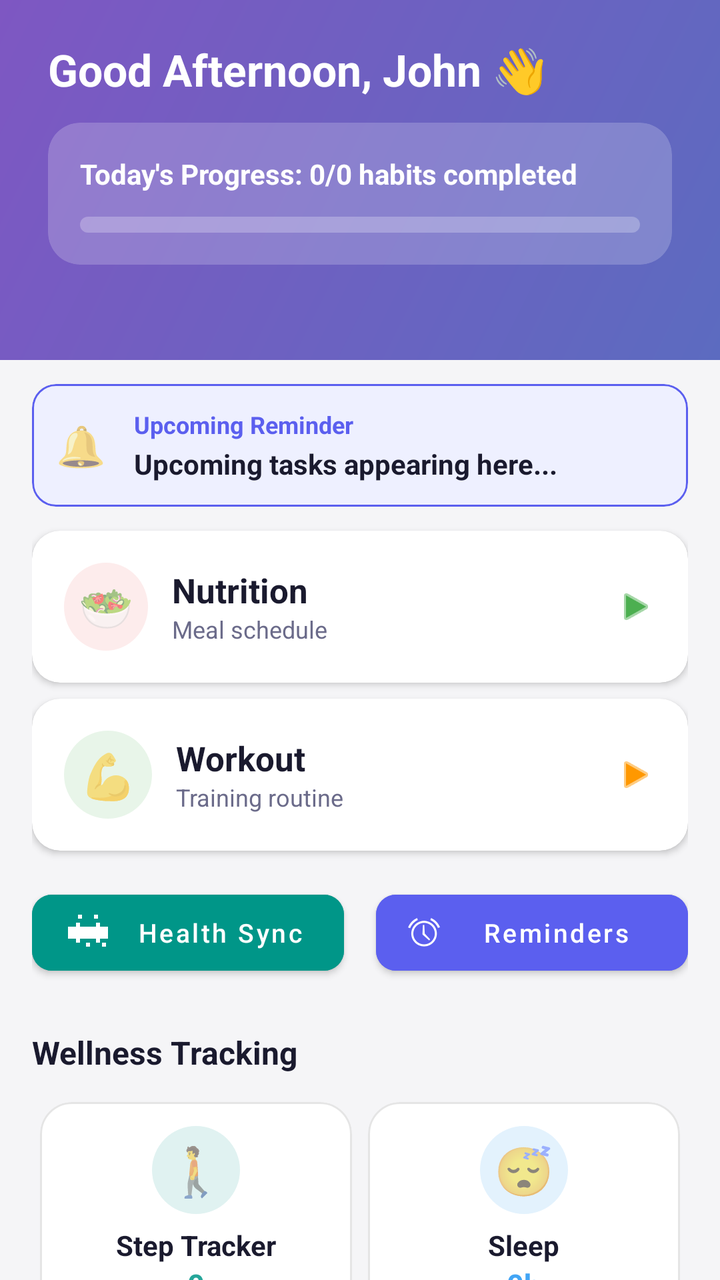
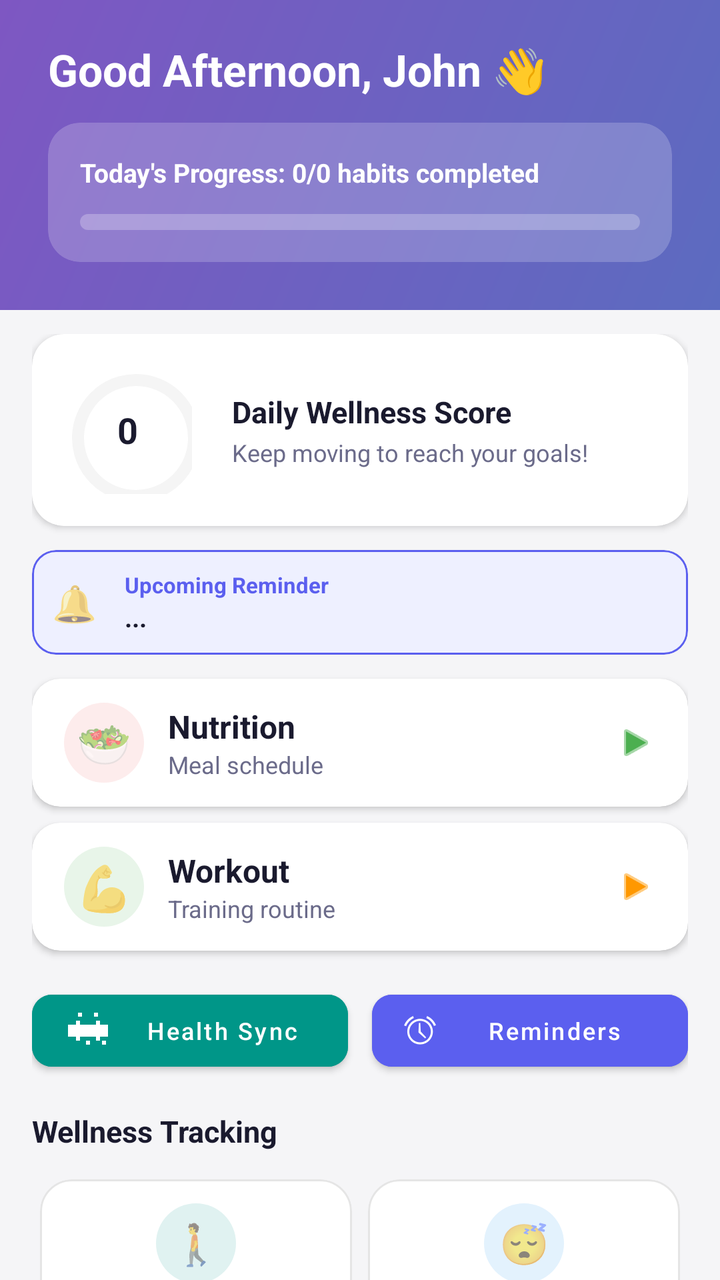

The first picture is an Android layout as it rendered before a commit; the second is the same layout after the commit. The layout source and the unified diff follow.
<!-- AndroidManifest.xml: application theme Theme.DailyRoutine -->
<!-- res/layout/activity_main.xml -->
<?xml version="1.0" encoding="utf-8"?>
<androidx.coordinatorlayout.widget.CoordinatorLayout xmlns:android="http://schemas.android.com/apk/res/android"
    xmlns:app="http://schemas.android.com/apk/res-auto"
    android:layout_width="match_parent"
    android:layout_height="match_parent"
    android:background="@color/bgPage">

    <com.google.android.material.appbar.AppBarLayout
        android:layout_width="match_parent"
        android:layout_height="wrap_content"
        android:background="@android:color/transparent"
        app:elevation="0dp">

        <LinearLayout
            android:layout_width="match_parent"
            android:layout_height="180dp"
            android:orientation="vertical"
            android:paddingHorizontal="24dp"
            android:paddingTop="20dp"
            android:background="@drawable/bg_home_header">

            <TextView
                android:id="@+id/tvGreeting"
                android:layout_width="wrap_content"
                android:layout_height="wrap_content"
                android:text="Good Afternoon, John 👋"
                android:textSize="22sp"
                android:textStyle="bold"
                android:textColor="@android:color/white" />

            <com.google.android.material.card.MaterialCardView
                android:id="@+id/cardProgress"
                android:layout_width="match_parent"
                android:layout_height="wrap_content"
                android:layout_marginTop="12dp"
                app:cardCornerRadius="16dp"
                app:cardElevation="0dp"
                app:cardBackgroundColor="#33FFFFFF"
                android:clickable="true"
                android:focusable="true"
                app:rippleColor="#4DFFFFFF">

                <LinearLayout
                    android:layout_width="match_parent"
                    android:layout_height="wrap_content"
                    android:orientation="vertical"
                    android:padding="16dp">

                    <TextView
                        android:id="@+id/tvHabitProgress"
                        android:layout_width="wrap_content"
                        android:layout_height="wrap_content"
                        android:text="Today's Progress: 0/0 habits completed"
                        android:textColor="@android:color/white"
                        android:textSize="14sp"
                        android:textStyle="bold" />

                    <com.google.android.material.progressindicator.LinearProgressIndicator
                        android:id="@+id/progressHabits"
                        android:layout_width="match_parent"
                        android:layout_height="wrap_content"
                        android:layout_marginTop="12dp"
                        android:progress="0"
                        app:trackColor="#40FFFFFF"
                        app:indicatorColor="@android:color/white"
                        app:trackThickness="8dp"
                        app:trackCornerRadius="4dp" />

                </LinearLayout>
            </com.google.android.material.card.MaterialCardView>

        </LinearLayout>

    </com.google.android.material.appbar.AppBarLayout>

    <androidx.core.widget.NestedScrollView
        android:layout_width="match_parent"
        android:layout_height="match_parent"
        android:fillViewport="true"
        app:layout_behavior="@string/appbar_scrolling_view_behavior">

        <LinearLayout
            android:layout_width="match_parent"
            android:layout_height="wrap_content"
            android:orientation="vertical"
            android:paddingHorizontal="16dp"
            android:paddingTop="12dp"
            android:paddingBottom="24dp">

            
            <com.google.android.material.card.MaterialCardView
                android:id="@+id/cardUpcoming"
                android:layout_width="match_parent"
                android:layout_height="wrap_content"
                android:layout_marginBottom="12dp"
                app:cardCornerRadius="12dp"
                app:cardElevation="1dp"
                app:cardBackgroundColor="@color/primaryLight"
                app:strokeWidth="1dp"
                app:strokeColor="@color/primary">
                <LinearLayout
                    android:layout_width="match_parent"
                    android:layout_height="wrap_content"
                    android:padding="12dp"
                    android:gravity="center_vertical"
                    android:orientation="horizontal">
                    <TextView android:layout_width="wrap_content" android:layout_height="wrap_content" android:text="🔔" android:textSize="20sp"/>
                    <LinearLayout android:layout_width="0dp" android:layout_height="wrap_content" android:layout_weight="1" android:layout_marginStart="14dp" android:orientation="vertical">
                        <TextView android:layout_width="wrap_content" android:layout_height="wrap_content" android:text="Upcoming Reminder" android:textSize="12sp" android:textStyle="bold" android:textColor="@color/primary"/>
                        <TextView android:id="@+id/tvUpcomingText" android:layout_width="wrap_content" android:layout_height="wrap_content" android:text="Upcoming tasks appearing here..." android:textSize="14sp" android:textStyle="bold" android:textColor="@color/textPrimary" android:layout_marginTop="2dp"/>
                    </LinearLayout>
                </LinearLayout>
            </com.google.android.material.card.MaterialCardView>

            
            <com.google.android.material.card.MaterialCardView
                android:id="@+id/cardDiet"
                android:layout_width="match_parent"
                android:layout_height="76dp"
                android:layout_marginBottom="8dp"
                app:cardCornerRadius="14dp"
                app:cardElevation="2dp"
                app:cardBackgroundColor="@color/cardBg"
                app:rippleColor="@color/healthNutrition">
                <LinearLayout android:layout_width="match_parent" android:layout_height="match_parent" android:orientation="horizontal" android:paddingHorizontal="16dp" android:gravity="center_vertical">
                    <TextView android:layout_width="42dp" android:layout_height="44dp" android:text="🥗" android:textSize="22sp" android:gravity="center" android:background="@drawable/bg_circle_diet"/>
                    <LinearLayout android:layout_width="0dp" android:layout_height="wrap_content" android:layout_weight="1" android:layout_marginStart="12dp" android:orientation="vertical">
                        <TextView android:layout_width="wrap_content" android:layout_height="wrap_content" android:text="Nutrition" android:textSize="17sp" android:textStyle="bold" android:textColor="@color/textPrimary"/>
                        <TextView android:layout_width="wrap_content" android:layout_height="wrap_content" android:text="Meal schedule" android:textSize="12sp" android:textColor="@color/textSecondary"/>
                    </LinearLayout>
                    <ImageView android:layout_width="20dp" android:layout_height="20dp" android:src="@android:drawable/ic_media_play" app:tint="@color/healthNutrition" android:contentDescription="Open Nutrition"/>
                </LinearLayout>
            </com.google.android.material.card.MaterialCardView>

            <com.google.android.material.card.MaterialCardView
                android:id="@+id/cardWorkout"
                android:layout_width="match_parent"
                android:layout_height="76dp"
                android:layout_marginBottom="16dp"
                app:cardCornerRadius="14dp"
                app:cardElevation="2dp"
                app:cardBackgroundColor="@color/cardBg"
                app:rippleColor="@color/healthWorkout">
                <LinearLayout android:layout_width="match_parent" android:layout_height="match_parent" android:orientation="horizontal" android:paddingHorizontal="16dp" android:gravity="center_vertical">
                    <TextView android:layout_width="44dp" android:layout_height="44dp" android:text="💪" android:textSize="22sp" android:gravity="center" android:background="@drawable/bg_circle_workout"/>
                    <LinearLayout android:layout_width="0dp" android:layout_height="wrap_content" android:layout_weight="1" android:layout_marginStart="12dp" android:orientation="vertical">
                        <TextView android:layout_width="wrap_content" android:layout_height="wrap_content" android:text="Workout" android:textSize="17sp" android:textStyle="bold" android:textColor="@color/textPrimary"/>
                        <TextView android:layout_width="wrap_content" android:layout_height="wrap_content" android:text="Training routine" android:textSize="12sp" android:textColor="@color/textSecondary"/>
                    </LinearLayout>
                    <ImageView android:layout_width="20dp" android:layout_height="20dp" android:src="@android:drawable/ic_media_play" app:tint="@color/healthWorkout" android:contentDescription="Open Workout"/>
                </LinearLayout>
            </com.google.android.material.card.MaterialCardView>

            
            <LinearLayout
                android:layout_width="match_parent"
                android:layout_height="wrap_content"
                android:orientation="horizontal"
                android:layout_marginBottom="24dp">

                <com.google.android.material.button.MaterialButton
                    android:id="@+id/btnHealthSync"
                    android:layout_width="0dp"
                    android:layout_height="50dp"
                    android:layout_weight="1"
                    android:text="Health Sync"
                    app:icon="@drawable/ic_fitness_center"
                    app:iconTint="@android:color/white"
                    android:backgroundTint="@color/healthSync"
                    android:textColor="@android:color/white"
                    android:textSize="13sp"
                    android:textAllCaps="false"
                    app:cornerRadius="10dp"/>

                <Space android:layout_width="16dp" android:layout_height="wrap_content"/>

                <com.google.android.material.button.MaterialButton
                    android:id="@+id/btnReminders"
                    android:layout_width="0dp"
                    android:layout_height="50dp"
                    android:layout_weight="1"
                    android:text="Reminders"
                    app:icon="@android:drawable/ic_lock_idle_alarm"
                    android:backgroundTint="@color/primary"
                    android:textColor="@android:color/white"
                    android:textSize="13sp"
                    android:textAllCaps="false"
                    app:cornerRadius="10dp"/>
            </LinearLayout>

            
            <TextView
                android:layout_width="wrap_content"
                android:layout_height="wrap_content"
                android:text="Wellness Tracking"
                android:textSize="16sp"
                android:textStyle="bold"
                android:textColor="@color/textPrimary"
                android:layout_marginBottom="10dp"/>

            <GridLayout
                android:layout_width="match_parent"
                android:layout_height="wrap_content"
                android:columnCount="2"
                android:alignmentMode="alignMargins"
                android:columnOrderPreserved="false">

                
                <com.google.android.material.card.MaterialCardView
                    android:id="@+id/cardWalking"
                    android:layout_width="0dp"
                    android:layout_height="110dp"
                    android:layout_columnWeight="1"
                    android:layout_margin="4dp"
                    app:cardCornerRadius="16dp"
                    app:cardElevation="0dp"
                    app:strokeWidth="1dp"
                    app:strokeColor="#1A000000"
                    app:cardBackgroundColor="@color/cardBg"
                    android:clickable="true"
                    android:focusable="true">
                    <LinearLayout android:layout_width="match_parent" android:layout_height="match_parent" android:orientation="vertical" android:padding="12dp" android:gravity="center">
                        <TextView android:layout_width="44dp" android:layout_height="44dp" android:text="🚶" android:textSize="24sp" android:gravity="center" android:background="@drawable/bg_circle_walking"/>
                        <TextView android:layout_width="wrap_content" android:layout_height="wrap_content" android:layout_marginTop="6dp" android:text="Step Tracker" android:textStyle="bold" android:textSize="14sp" android:textColor="@color/textPrimary"/>
                        <TextView android:id="@+id/tvValSteps" android:layout_width="wrap_content" android:layout_height="wrap_content" android:text="0" android:textSize="15sp" android:textStyle="bold" android:textColor="@color/healthWalking"/>
                    </LinearLayout>
                </com.google.android.material.card.MaterialCardView>

                
                <com.google.android.material.card.MaterialCardView
                    android:id="@+id/cardSleep"
                    android:layout_width="0dp"
                    android:layout_height="110dp"
                    android:layout_columnWeight="1"
                    android:layout_margin="4dp"
                    app:cardCornerRadius="16dp"
                    app:cardElevation="0dp"
                    app:strokeWidth="1dp"
                    app:strokeColor="#1A000000"
                    app:cardBackgroundColor="@color/cardBg"
                    android:clickable="true"
                    android:focusable="true">
                    <LinearLayout android:layout_width="match_parent" android:layout_height="match_parent" android:orientation="vertical" android:padding="12dp" android:gravity="center">
                        <TextView android:layout_width="44dp" android:layout_height="44dp" android:text="😴" android:textSize="24sp" android:gravity="center" android:background="@drawable/bg_circle_sleep"/>
                        <TextView android:layout_width="wrap_content" android:layout_height="wrap_content" android:layout_marginTop="6dp" android:text="Sleep" android:textStyle="bold" android:textSize="14sp" android:textColor="@color/textPrimary"/>
                        <TextView android:id="@+id/tvValSleep" android:layout_width="wrap_content" android:layout_height="wrap_content" android:text="0h" android:textSize="15sp" android:textStyle="bold" android:textColor="@color/healthSleep"/>
                    </LinearLayout>
                </com.google.android.material.card.MaterialCardView>

                
                <com.google.android.material.card.MaterialCardView
                    android:id="@+id/cardCalories"
                    android:layout_width="0dp"
                    android:layout_height="110dp"
                    android:layout_columnWeight="1"
                    android:layout_margin="4dp"
                    app:cardCornerRadius="16dp"
                    app:cardElevation="0dp"
                    app:strokeWidth="1dp"
                    app:strokeColor="#1A000000"
                    app:cardBackgroundColor="@color/cardBg"
                    android:clickable="true"
                    android:focusable="true">
                    <LinearLayout android:layout_width="match_parent" android:layout_height="match_parent" android:orientation="vertical" android:padding="12dp" android:gravity="center">
                        <TextView android:layout_width="44dp" android:layout_height="44dp" android:text="🔥" android:textSize="24sp" android:gravity="center" android:background="@drawable/bg_circle_calories"/>
                        <TextView android:layout_width="wrap_content" android:layout_height="wrap_content" android:layout_marginTop="4dp" android:text="Calories" android:textStyle="bold" android:textSize="14sp" android:textColor="@color/textPrimary"/>
                        <TextView android:id="@+id/tvValCalories" android:layout_width="wrap_content" android:layout_height="wrap_content" android:text="0" android:textSize="15sp" android:textStyle="bold" android:textColor="@color/healthCalories"/>
                    </LinearLayout>
                </com.google.android.material.card.MaterialCardView>

                
                <com.google.android.material.card.MaterialCardView
                    android:id="@+id/cardWeight"
                    android:layout_width="0dp"
                    android:layout_height="110dp"
                    android:layout_columnWeight="1"
                    android:layout_margin="4dp"
                    app:cardCornerRadius="16dp"
                    app:cardElevation="0dp"
                    app:strokeWidth="1dp"
                    app:strokeColor="#1A000000"
                    app:cardBackgroundColor="@color/cardBg"
                    android:clickable="true"
                    android:focusable="true">
                    <LinearLayout android:layout_width="match_parent" android:layout_height="match_parent" android:orientation="vertical" android:padding="12dp" android:gravity="center">
                        <TextView android:layout_width="44dp" android:layout_height="44dp" android:text="⚖️" android:textSize="24sp" android:gravity="center" android:background="@drawable/bg_circle_weight"/>
                        <TextView android:layout_width="wrap_content" android:layout_height="wrap_content" android:layout_marginTop="4dp" android:text="Weight" android:textStyle="bold" android:textSize="14sp" android:textColor="@color/textPrimary"/>
                        <TextView android:id="@+id/tvValWeight" android:layout_width="wrap_content" android:layout_height="wrap_content" android:text="0 kg" android:textSize="15sp" android:textStyle="bold" android:textColor="@color/healthWeight"/>
                    </LinearLayout>
                </com.google.android.material.card.MaterialCardView>

            </GridLayout>

        </LinearLayout>
    </androidx.core.widget.NestedScrollView>

</androidx.coordinatorlayout.widget.CoordinatorLayout>
<!-- resources referenced by this layout -->
<resources>
  <color name="bgPage">#F5F5F7</color>
  <color name="cardBg">#FFFFFF</color>
  <color name="healthCalories">#EC407A</color>
  <color name="healthNutrition">#4CAF50</color>
  <color name="healthSleep">#42A5F5</color>
  <color name="healthSync">#009688</color>
  <color name="healthWalking">#26A69A</color>
  <color name="healthWeight">#78909C</color>
  <color name="healthWorkout">#FF9800</color>
  <color name="primary">#5B5FEF</color>
  <color name="primaryLight">#EEF0FF</color>
  <color name="textPrimary">#1A1A2E</color>
  <color name="textSecondary">#6B6B8A</color>
  <!-- drawable bg_circle_calories (drawable) -->
  <?xml version="1.0" encoding="utf-8"?>
  <shape xmlns:android="http://schemas.android.com/apk/res/android"
      android:shape="oval">
      <solid android:color="#FCE4EC"/>
  </shape>
  <!-- drawable bg_circle_diet (drawable) -->
  <?xml version="1.0" encoding="utf-8"?>
  <shape xmlns:android="http://schemas.android.com/apk/res/android"
      android:shape="oval">
      <solid android:color="#FDECEC"/>
  </shape>
  <!-- drawable bg_circle_sleep (drawable) -->
  <?xml version="1.0" encoding="utf-8"?>
  <shape xmlns:android="http://schemas.android.com/apk/res/android"
      android:shape="oval">
      <solid android:color="#E3F2FD"/>
  </shape>
  <!-- drawable bg_circle_walking (drawable) -->
  <?xml version="1.0" encoding="utf-8"?>
  <shape xmlns:android="http://schemas.android.com/apk/res/android"
      android:shape="oval">
      <solid android:color="#E0F2F1"/>
  </shape>
  <!-- drawable bg_circle_weight (drawable) -->
  <?xml version="1.0" encoding="utf-8"?>
  <shape xmlns:android="http://schemas.android.com/apk/res/android"
      android:shape="oval">
      <solid android:color="#ECEFF1"/>
  </shape>
  <!-- drawable bg_circle_workout (drawable) -->
  <?xml version="1.0" encoding="utf-8"?>
  <shape xmlns:android="http://schemas.android.com/apk/res/android"
      android:shape="oval">
      <solid android:color="#E8F5E9"/>
  </shape>
  <!-- drawable bg_home_header (drawable) -->
  <?xml version="1.0" encoding="utf-8"?>
  <shape xmlns:android="http://schemas.android.com/apk/res/android"
      android:shape="rectangle">
      <gradient
          android:angle="135"
          android:startColor="#5C6BC0"
          android:endColor="#7E57C2"
          android:type="linear" />
  </shape>
  <!-- drawable ic_fitness_center (drawable) -->
  <vector xmlns:android="http://schemas.android.com/apk/res/android"
      android:width="24dp"
      android:height="24dp"
      android:viewportWidth="24"
      android:viewportHeight="24">
    <path
        android:fillColor="#FF000000"
        android:pathData="M7,5h2L9,3L7,3L7,5zM15,5h2L17,3h-2L15,5zM11,19h2v-2h-2L11,19zM19,19h2v-2h-2L19,19zM22,9h-4L18,7h-2L16,9L8,9L8,7L6,7L6,9L2,9L2,15h4L6,17h2L8,15h8L16,17h2L18,15h4L22,9z"/>
  </vector>
  <style name="Theme.DailyRoutine" parent="Theme.MaterialComponents.DayNight.NoActionBar">
          <item name="colorPrimary">@color/primary</item>
          <item name="colorPrimaryVariant">@color/primaryDark</item>
          <item name="colorOnPrimary">@android:color/white</item>
          <item name="colorSecondary">@color/accent</item>
          <item name="colorOnSecondary">@android:color/white</item>
          <item name="android:windowBackground">@color/bgPage</item>
          <item name="android:statusBarColor">@color/statusBar</item>
          <item name="android:navigationBarColor">@color/primaryDark</item>
          
          <item name="dialogCornerRadius">16dp</item>
      </style>
  <color name="primaryDark">#3F41C2</color>
  <color name="accent">#7E57C2</color>
  <color name="statusBar">#5B5FEF</color>
</resources>

<!-- the commit's change to res/layout/activity_main.xml (unified diff, before → after) -->
@@ -13,10 +13,11 @@
 
         <LinearLayout
             android:layout_width="match_parent"
-            android:layout_height="180dp"
+            android:layout_height="wrap_content"
             android:orientation="vertical"
             android:paddingHorizontal="24dp"
             android:paddingTop="20dp"
+            android:paddingBottom="24dp"
             android:background="@drawable/bg_home_header">
 
             <TextView
@@ -52,7 +53,7 @@
                         android:layout_height="wrap_content"
                         android:text="Today's Progress: 0/0 habits completed"
                         android:textColor="@android:color/white"
-                        android:textSize="14sp"
+                        android:textSize="13sp"
                         android:textStyle="bold" />
 
                     <com.google.android.material.progressindicator.LinearProgressIndicator
@@ -81,11 +82,76 @@
 
         <LinearLayout
             android:layout_width="match_parent"
-            android:layout_height="wrap_content"
+            android:layout_height="match_parent"
             android:orientation="vertical"
             android:paddingHorizontal="16dp"
             android:paddingTop="12dp"
-            android:paddingBottom="24dp">
+            android:paddingBottom="16dp">
+
+            
+            <com.google.android.material.card.MaterialCardView
+                android:id="@+id/cardWellnessScore"
+                android:layout_width="match_parent"
+                android:layout_height="wrap_content"
+                android:layout_marginBottom="12dp"
+                app:cardCornerRadius="16dp"
+                app:cardElevation="2dp"
+                app:cardBackgroundColor="@android:color/white">
+                <LinearLayout
+                    android:layout_width="match_parent"
+                    android:layout_height="wrap_content"
+                    android:orientation="horizontal"
+                    android:padding="16dp"
+                    android:gravity="center_vertical">
+
+                    <RelativeLayout
+                        android:layout_width="64dp"
+                        android:layout_height="64dp">
+                        <com.google.android.material.progressindicator.CircularProgressIndicator
+                            android:id="@+id/progressWellness"
+                            android:layout_width="64dp"
+                            android:layout_height="64dp"
+                            android:progress="0"
+                            app:indicatorSize="64dp"
+                            app:trackThickness="6dp"
+                            app:indicatorColor="@color/healthSync"
+                            app:trackColor="#F5F5F5"
+                            app:trackCornerRadius="4dp"/>
+                        <TextView
+                            android:id="@+id/tvWellnessScore"
+                            android:layout_width="wrap_content"
+                            android:layout_height="wrap_content"
+                            android:layout_centerInParent="true"
+                            android:text="0"
+                            android:textSize="18sp"
+                            android:textStyle="bold"
+                            android:textColor="@color/textPrimary"/>
+                    </RelativeLayout>
+
+                    <LinearLayout
+                        android:layout_width="0dp"
+                        android:layout_height="wrap_content"
+                        android:layout_weight="1"
+                        android:layout_marginStart="20dp"
+                        android:orientation="vertical">
+                        <TextView
+                            android:layout_width="wrap_content"
+                            android:layout_height="wrap_content"
+                            android:text="Daily Wellness Score"
+                            android:textSize="15sp"
+                            android:textStyle="bold"
+                            android:textColor="@color/textPrimary"/>
+                        <TextView
+                            android:id="@+id/tvWellnessMsg"
+                            android:layout_width="wrap_content"
+                            android:layout_height="wrap_content"
+                            android:layout_marginTop="2dp"
+                            android:text="Keep moving to reach your goals!"
+                            android:textSize="12sp"
+                            android:textColor="@color/textSecondary"/>
+                    </LinearLayout>
+                </LinearLayout>
+            </com.google.android.material.card.MaterialCardView>
 
             
             <com.google.android.material.card.MaterialCardView
@@ -101,13 +167,13 @@
                 <LinearLayout
                     android:layout_width="match_parent"
                     android:layout_height="wrap_content"
-                    android:padding="12dp"
+                    android:padding="10dp"
                     android:gravity="center_vertical"
                     android:orientation="horizontal">
-                    <TextView android:layout_width="wrap_content" android:layout_height="wrap_content" android:text="🔔" android:textSize="20sp"/>
+                    <TextView android:layout_width="wrap_content" android:layout_height="wrap_content" android:text="🔔" android:textSize="18sp"/>
                     <LinearLayout android:layout_width="0dp" android:layout_height="wrap_content" android:layout_weight="1" android:layout_marginStart="14dp" android:orientation="vertical">
-                        <TextView android:layout_width="wrap_content" android:layout_height="wrap_content" android:text="Upcoming Reminder" android:textSize="12sp" android:textStyle="bold" android:textColor="@color/primary"/>
-                        <TextView android:id="@+id/tvUpcomingText" android:layout_width="wrap_content" android:layout_height="wrap_content" android:text="Upcoming tasks appearing here..." android:textSize="14sp" android:textStyle="bold" android:textColor="@color/textPrimary" android:layout_marginTop="2dp"/>
+                        <TextView android:layout_width="wrap_content" android:layout_height="wrap_content" android:text="Upcoming Reminder" android:textSize="11sp" android:textStyle="bold" android:textColor="@color/primary"/>
+                        <TextView android:id="@+id/tvUpcomingText" android:layout_width="wrap_content" android:layout_height="wrap_content" android:text="..." android:textSize="13sp" android:textStyle="bold" android:textColor="@color/textPrimary"/>
                     </LinearLayout>
                 </LinearLayout>
             </com.google.android.material.card.MaterialCardView>
@@ -116,16 +182,16 @@
             <com.google.android.material.card.MaterialCardView
                 android:id="@+id/cardDiet"
                 android:layout_width="match_parent"
-                android:layout_height="76dp"
+                android:layout_height="64dp"
                 android:layout_marginBottom="8dp"
                 app:cardCornerRadius="14dp"
                 app:cardElevation="2dp"
                 app:cardBackgroundColor="@color/cardBg"
                 app:rippleColor="@color/healthNutrition">
                 <LinearLayout android:layout_width="match_parent" android:layout_height="match_parent" android:orientation="horizontal" android:paddingHorizontal="16dp" android:gravity="center_vertical">
-                    <TextView android:layout_width="42dp" android:layout_height="44dp" android:text="🥗" android:textSize="22sp" android:gravity="center" android:background="@drawable/bg_circle_diet"/>
+                    <TextView android:layout_width="40dp" android:layout_height="40dp" android:text="🥗" android:textSize="22sp" android:gravity="center" android:background="@drawable/bg_circle_diet"/>
                     <LinearLayout android:layout_width="0dp" android:layout_height="wrap_content" android:layout_weight="1" android:layout_marginStart="12dp" android:orientation="vertical">
-                        <TextView android:layout_width="wrap_content" android:layout_height="wrap_content" android:text="Nutrition" android:textSize="17sp" android:textStyle="bold" android:textColor="@color/textPrimary"/>
+                        <TextView android:layout_width="wrap_content" android:layout_height="wrap_content" android:text="Nutrition" android:textSize="16sp" android:textStyle="bold" android:textColor="@color/textPrimary"/>
                         <TextView android:layout_width="wrap_content" android:layout_height="wrap_content" android:text="Meal schedule" android:textSize="12sp" android:textColor="@color/textSecondary"/>
                     </LinearLayout>
                     <ImageView android:layout_width="20dp" android:layout_height="20dp" android:src="@android:drawable/ic_media_play" app:tint="@color/healthNutrition" android:contentDescription="Open Nutrition"/>
@@ -135,16 +201,16 @@
             <com.google.android.material.card.MaterialCardView
                 android:id="@+id/cardWorkout"
                 android:layout_width="match_parent"
-                android:layout_height="76dp"
+                android:layout_height="64dp"
                 android:layout_marginBottom="16dp"
                 app:cardCornerRadius="14dp"
                 app:cardElevation="2dp"
                 app:cardBackgroundColor="@color/cardBg"
                 app:rippleColor="@color/healthWorkout">
                 <LinearLayout android:layout_width="match_parent" android:layout_height="match_parent" android:orientation="horizontal" android:paddingHorizontal="16dp" android:gravity="center_vertical">
-                    <TextView android:layout_width="44dp" android:layout_height="44dp" android:text="💪" android:textSize="22sp" android:gravity="center" android:background="@drawable/bg_circle_workout"/>
+                    <TextView android:layout_width="40dp" android:layout_height="40dp" android:text="💪" android:textSize="22sp" android:gravity="center" android:background="@drawable/bg_circle_workout"/>
                     <LinearLayout android:layout_width="0dp" android:layout_height="wrap_content" android:layout_weight="1" android:layout_marginStart="12dp" android:orientation="vertical">
-                        <TextView android:layout_width="wrap_content" android:layout_height="wrap_content" android:text="Workout" android:textSize="17sp" android:textStyle="bold" android:textColor="@color/textPrimary"/>
+                        <TextView android:layout_width="wrap_content" android:layout_height="wrap_content" android:text="Workout" android:textSize="16sp" android:textStyle="bold" android:textColor="@color/textPrimary"/>
                         <TextView android:layout_width="wrap_content" android:layout_height="wrap_content" android:text="Training routine" android:textSize="12sp" android:textColor="@color/textSecondary"/>
                     </LinearLayout>
                     <ImageView android:layout_width="20dp" android:layout_height="20dp" android:src="@android:drawable/ic_media_play" app:tint="@color/healthWorkout" android:contentDescription="Open Workout"/>
@@ -156,34 +222,31 @@
                 android:layout_width="match_parent"
                 android:layout_height="wrap_content"
                 android:orientation="horizontal"
-                android:layout_marginBottom="24dp">
-
+                android:layout_marginBottom="16dp">
                 <com.google.android.material.button.MaterialButton
                     android:id="@+id/btnHealthSync"
                     android:layout_width="0dp"
-                    android:layout_height="50dp"
+                    android:layout_height="48dp"
                     android:layout_weight="1"
                     android:text="Health Sync"
                     app:icon="@drawable/ic_fitness_center"
                     app:iconTint="@android:color/white"
                     android:backgroundTint="@color/healthSync"
                     android:textColor="@android:color/white"
-                    android:textSize="13sp"
+                    android:textSize="12sp"
                     android:textAllCaps="false"
                     app:cornerRadius="10dp"/>
-
-                <Space android:layout_width="16dp" android:layout_height="wrap_content"/>
-
+                <Space android:layout_width="12dp" android:layout_height="wrap_content"/>
                 <com.google.android.material.button.MaterialButton
                     android:id="@+id/btnReminders"
                     android:layout_width="0dp"
-                    android:layout_height="50dp"
+                    android:layout_height="48dp"
                     android:layout_weight="1"
                     android:text="Reminders"
                     app:icon="@android:drawable/ic_lock_idle_alarm"
                     android:backgroundTint="@color/primary"
                     android:textColor="@android:color/white"
-                    android:textSize="13sp"
+                    android:textSize="12sp"
                     android:textAllCaps="false"
                     app:cornerRadius="10dp"/>
             </LinearLayout>
@@ -193,103 +256,115 @@
                 android:layout_width="wrap_content"
                 android:layout_height="wrap_content"
                 android:text="Wellness Tracking"
-                android:textSize="16sp"
+                android:textSize="15sp"
                 android:textStyle="bold"
                 android:textColor="@color/textPrimary"
                 android:layout_marginBottom="10dp"/>
 
-            <GridLayout
-                android:layout_width="match_parent"
-                android:layout_height="wrap_content"
-                android:columnCount="2"
-                android:alignmentMode="alignMargins"
-                android:columnOrderPreserved="false">
-
-                
-                <com.google.android.material.card.MaterialCardView
-                    android:id="@+id/cardWalking"
-                    android:layout_width="0dp"
-                    android:layout_height="110dp"
-                    android:layout_columnWeight="1"
-                    android:layout_margin="4dp"
-                    app:cardCornerRadius="16dp"
-                    app:cardElevation="0dp"
-                    app:strokeWidth="1dp"
-                    app:strokeColor="#1A000000"
-                    app:cardBackgroundColor="@color/cardBg"
-                    android:clickable="true"
-                    android:focusable="true">
-                    <LinearLayout android:layout_width="match_parent" android:layout_height="match_parent" android:orientation="vertical" android:padding="12dp" android:gravity="center">
-                        <TextView android:layout_width="44dp" android:layout_height="44dp" android:text="🚶" android:textSize="24sp" android:gravity="center" android:background="@drawable/bg_circle_walking"/>
-                        <TextView android:layout_width="wrap_content" android:layout_height="wrap_content" android:layout_marginTop="6dp" android:text="Step Tracker" android:textStyle="bold" android:textSize="14sp" android:textColor="@color/textPrimary"/>
-                        <TextView android:id="@+id/tvValSteps" android:layout_width="wrap_content" android:layout_height="wrap_content" android:text="0" android:textSize="15sp" android:textStyle="bold" android:textColor="@color/healthWalking"/>
-                    </LinearLayout>
-                </com.google.android.material.card.MaterialCardView>
-
-                
-                <com.google.android.material.card.MaterialCardView
-                    android:id="@+id/cardSleep"
-                    android:layout_width="0dp"
-                    android:layout_height="110dp"
-                    android:layout_columnWeight="1"
-                    android:layout_margin="4dp"
-                    app:cardCornerRadius="16dp"
-                    app:cardElevation="0dp"
-                    app:strokeWidth="1dp"
-                    app:strokeColor="#1A000000"
-                    app:cardBackgroundColor="@color/cardBg"
-                    android:clickable="true"
-                    android:focusable="true">
-                    <LinearLayout android:layout_width="match_parent" android:layout_height="match_parent" android:orientation="vertical" android:padding="12dp" android:gravity="center">
-                        <TextView android:layout_width="44dp" android:layout_height="44dp" android:text="😴" android:textSize="24sp" android:gravity="center" android:background="@drawable/bg_circle_sleep"/>
-                        <TextView android:layout_width="wrap_content" android:layout_height="wrap_content" android:layout_marginTop="6dp" android:text="Sleep" android:textStyle="bold" android:textSize="14sp" android:textColor="@color/textPrimary"/>
-                        <TextView android:id="@+id/tvValSleep" android:layout_width="wrap_content" android:layout_height="wrap_content" android:text="0h" android:textSize="15sp" android:textStyle="bold" android:textColor="@color/healthSleep"/>
-                    </LinearLayout>
-                </com.google.android.material.card.MaterialCardView>
-
-                
-                <com.google.android.material.card.MaterialCardView
-                    android:id="@+id/cardCalories"
-                    android:layout_width="0dp"
-                    android:layout_height="110dp"
-                    android:layout_columnWeight="1"
-                    android:layout_margin="4dp"
-                    app:cardCornerRadius="16dp"
-                    app:cardElevation="0dp"
-                    app:strokeWidth="1dp"
-                    app:strokeColor="#1A000000"
-                    app:cardBackgroundColor="@color/cardBg"
-                    android:clickable="true"
-                    android:focusable="true">
-                    <LinearLayout android:layout_width="match_parent" android:layout_height="match_parent" android:orientation="vertical" android:padding="12dp" android:gravity="center">
-                        <TextView android:layout_width="44dp" android:layout_height="44dp" android:text="🔥" android:textSize="24sp" android:gravity="center" android:background="@drawable/bg_circle_calories"/>
-                        <TextView android:layout_width="wrap_content" android:layout_height="wrap_content" android:layout_marginTop="4dp" android:text="Calories" android:textStyle="bold" android:textSize="14sp" android:textColor="@color/textPrimary"/>
-                        <TextView android:id="@+id/tvValCalories" android:layout_width="wrap_content" android:layout_height="wrap_content" android:text="0" android:textSize="15sp" android:textStyle="bold" android:textColor="@color/healthCalories"/>
-                    </LinearLayout>
-                </com.google.android.material.card.MaterialCardView>
-
-                
-                <com.google.android.material.card.MaterialCardView
-                    android:id="@+id/cardWeight"
-                    android:layout_width="0dp"
-                    android:layout_height="110dp"
-                    android:layout_columnWeight="1"
-                    android:layout_margin="4dp"
-                    app:cardCornerRadius="16dp"
-                    app:cardElevation="0dp"
-                    app:strokeWidth="1dp"
-                    app:strokeColor="#1A000000"
-                    app:cardBackgroundColor="@color/cardBg"
-                    android:clickable="true"
-                    android:focusable="true">
-                    <LinearLayout android:layout_width="match_parent" android:layout_height="match_parent" android:orientation="vertical" android:padding="12dp" android:gravity="center">
-                        <TextView android:layout_width="44dp" android:layout_height="44dp" android:text="⚖️" android:textSize="24sp" android:gravity="center" android:background="@drawable/bg_circle_weight"/>
-                        <TextView android:layout_width="wrap_content" android:layout_height="wrap_content" android:layout_marginTop="4dp" android:text="Weight" android:textStyle="bold" android:textSize="14sp" android:textColor="@color/textPrimary"/>
-                        <TextView android:id="@+id/tvValWeight" android:layout_width="wrap_content" android:layout_height="wrap_content" android:text="0 kg" android:textSize="15sp" android:textStyle="bold" android:textColor="@color/healthWeight"/>
-                    </LinearLayout>
-                </com.google.android.material.card.MaterialCardView>
-
-            </GridLayout>
+            <LinearLayout
+                android:layout_width="match_parent"
+                android:layout_height="0dp"
+                android:layout_weight="1"
+                android:orientation="vertical">
+
+                <LinearLayout
+                    android:layout_width="match_parent"
+                    android:layout_height="0dp"
+                    android:layout_weight="1"
+                    android:orientation="horizontal">
+
+                    
+                    <com.google.android.material.card.MaterialCardView
+                        android:id="@+id/cardWalking"
+                        android:layout_width="0dp"
+                        android:layout_height="match_parent"
+                        android:layout_weight="1"
+                        android:layout_margin="4dp"
+                        app:cardCornerRadius="16dp"
+                        app:cardElevation="0dp"
+                        app:strokeWidth="1dp"
+                        app:strokeColor="#1A000000"
+                        app:cardBackgroundColor="@color/cardBg"
+                        android:clickable="true"
+                        android:focusable="true">
+                        <LinearLayout android:layout_width="match_parent" android:layout_height="match_parent" android:orientation="vertical" android:padding="12dp" android:gravity="center">
+                            <TextView android:layout_width="40dp" android:layout_height="40dp" android:text="🚶" android:textSize="20sp" android:gravity="center" android:background="@drawable/bg_circle_walking"/>
+                            <TextView android:layout_width="wrap_content" android:layout_height="wrap_content" android:layout_marginTop="6dp" android:text="Step Tracker" android:textStyle="bold" android:textSize="13sp" android:textColor="@color/textPrimary" android:gravity="center"/>
+                            <TextView android:id="@+id/tvValSteps" android:layout_width="wrap_content" android:layout_height="wrap_content" android:text="0" android:textSize="15sp" android:textStyle="bold" android:textColor="@color/healthWalking"/>
+                        </LinearLayout>
+                    </com.google.android.material.card.MaterialCardView>
+
+                    
+                    <com.google.android.material.card.MaterialCardView
+                        android:id="@+id/cardSleep"
+                        android:layout_width="0dp"
+                        android:layout_height="match_parent"
+                        android:layout_weight="1"
+                        android:layout_margin="4dp"
+                        app:cardCornerRadius="16dp"
+                        app:cardElevation="0dp"
+                        app:strokeWidth="1dp"
+                        app:strokeColor="#1A000000"
+                        app:cardBackgroundColor="@color/cardBg"
+                        android:clickable="true"
+                        android:focusable="true">
+                        <LinearLayout android:layout_width="match_parent" android:layout_height="match_parent" android:orientation="vertical" android:padding="12dp" android:gravity="center">
+                            <TextView android:layout_width="40dp" android:layout_height="40dp" android:text="😴" android:textSize="20sp" android:gravity="center" android:background="@drawable/bg_circle_sleep"/>
+                            <TextView android:layout_width="wrap_content" android:layout_height="wrap_content" android:layout_marginTop="6dp" android:text="Sleep" android:textStyle="bold" android:textSize="13sp" android:textColor="@color/textPrimary" android:gravity="center"/>
+                            <TextView android:id="@+id/tvValSleep" android:layout_width="wrap_content" android:layout_height="wrap_content" android:text="0h" android:textSize="15sp" android:textStyle="bold" android:textColor="@color/healthSleep"/>
+                        </LinearLayout>
+                    </com.google.android.material.card.MaterialCardView>
+                </LinearLayout>
+
+                <LinearLayout
+                    android:layout_width="match_parent"
+                    android:layout_height="0dp"
+                    android:layout_weight="1"
+                    android:orientation="horizontal">
+
+                    
+                    <com.google.android.material.card.MaterialCardView
+                        android:id="@+id/cardCalories"
+                        android:layout_width="0dp"
+                        android:layout_height="match_parent"
+                        android:layout_weight="1"
+                        android:layout_margin="4dp"
+                        app:cardCornerRadius="16dp"
+                        app:cardElevation="0dp"
+                        app:strokeWidth="1dp"
+                        app:strokeColor="#1A000000"
+                        app:cardBackgroundColor="@color/cardBg"
+                        android:clickable="true"
+                        android:focusable="true">
+                        <LinearLayout android:layout_width="match_parent" android:layout_height="match_parent" android:orientation="vertical" android:padding="12dp" android:gravity="center">
+                            <TextView android:layout_width="40dp" android:layout_height="40dp" android:text="🔥" android:textSize="20sp" android:gravity="center" android:background="@drawable/bg_circle_calories"/>
+                            <TextView android:layout_width="wrap_content" android:layout_height="wrap_content" android:layout_marginTop="6dp" android:text="Calories" android:textStyle="bold" android:textSize="13sp" android:textColor="@color/textPrimary" android:gravity="center"/>
+                            <TextView android:id="@+id/tvValCalories" android:layout_width="wrap_content" android:layout_height="wrap_content" android:text="0" android:textSize="15sp" android:textStyle="bold" android:textColor="@color/healthCalories"/>
+                        </LinearLayout>
+                    </com.google.android.material.card.MaterialCardView>
+
+                    
+                    <com.google.android.material.card.MaterialCardView
+                        android:id="@+id/cardWeight"
+                        android:layout_width="0dp"
+                        android:layout_height="match_parent"
+                        android:layout_weight="1"
+                        android:layout_margin="4dp"
+                        app:cardCornerRadius="16dp"
+                        app:cardElevation="0dp"
+                        app:strokeWidth="1dp"
+                        app:strokeColor="#1A000000"
+                        app:cardBackgroundColor="@color/cardBg"
+                        android:clickable="true"
+                        android:focusable="true">
+                        <LinearLayout android:layout_width="match_parent" android:layout_height="match_parent" android:orientation="vertical" android:padding="12dp" android:gravity="center">
+                            <TextView android:layout_width="40dp" android:layout_height="40dp" android:text="⚖️" android:textSize="20sp" android:gravity="center" android:background="@drawable/bg_circle_weight"/>
+                            <TextView android:layout_width="wrap_content" android:layout_height="wrap_content" android:layout_marginTop="6dp" android:text="Weight" android:textStyle="bold" android:textSize="13sp" android:textColor="@color/textPrimary" android:gravity="center"/>
+                            <TextView android:id="@+id/tvValWeight" android:layout_width="wrap_content" android:layout_height="wrap_content" android:text="0 kg" android:textSize="15sp" android:textStyle="bold" android:textColor="@color/healthWeight"/>
+                        </LinearLayout>
+                    </com.google.android.material.card.MaterialCardView>
+                </LinearLayout>
+            </LinearLayout>
 
         </LinearLayout>
     </androidx.core.widget.NestedScrollView>
